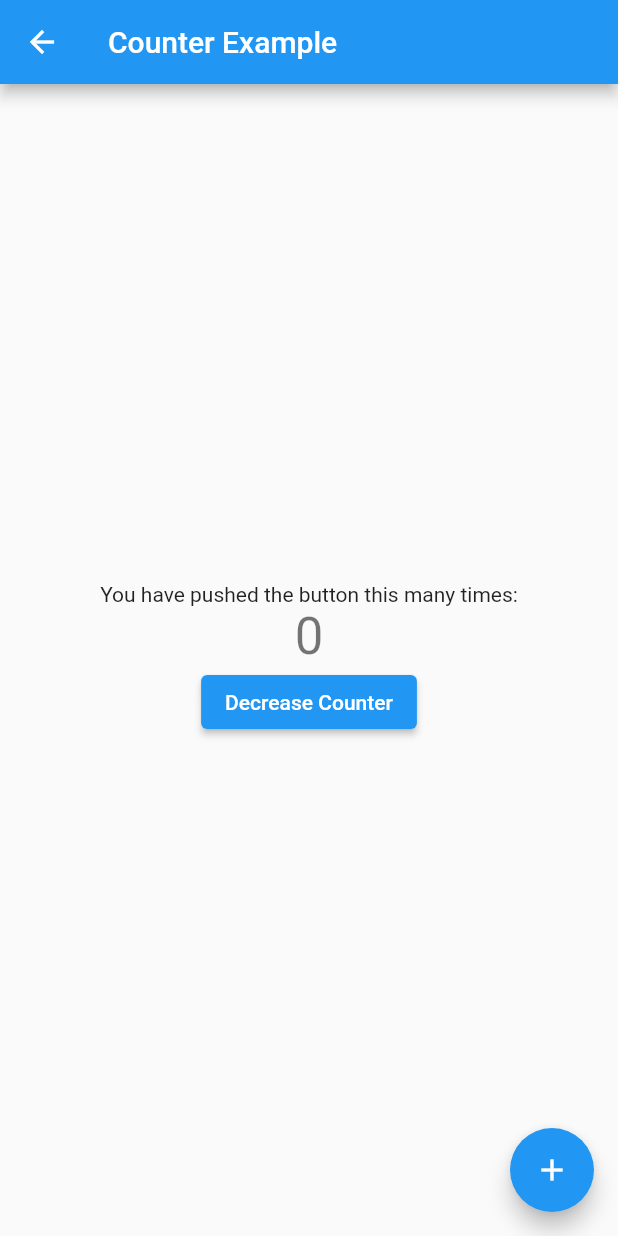
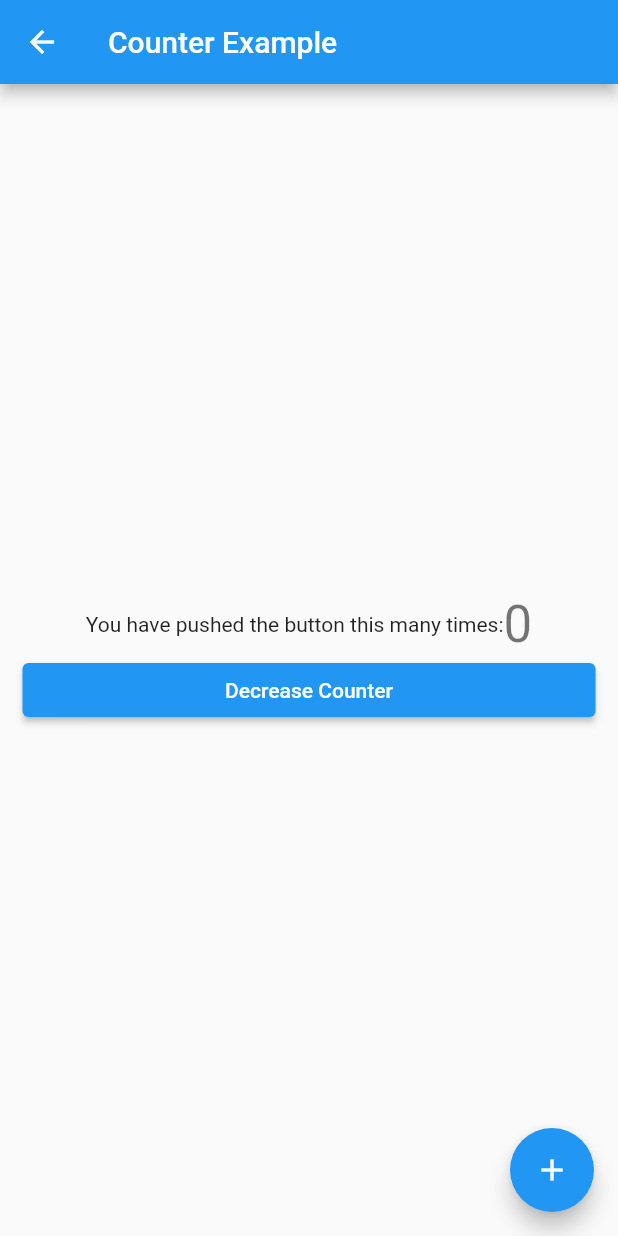
Before and after one commit to gd46/flutter-examples, a Flutter app: the CounterPage screen opened by its route, on a phone screen of 412 x 824 dp. Run offline on Flutter 3.47's test engine with Material 2 defaults, Android fonts, the phone set to English and light mode, and no system bars; our stand-ins replace bloc, flutter_bloc, webview_flutter.

Commit message:
adjust counter page to account for text wrap example

```diff
--- a/lib/pages/counter/counter_page.dart
+++ b/lib/pages/counter/counter_page.dart
@@ -43,9 +43,17 @@ class _CounterPage extends State<CounterPage> {
         title: const Text('Counter Example'),
       ),
       body: Center(
+        child: Container(
+          padding: const EdgeInsets.symmetric(horizontal: 15),
           child: Column(
             mainAxisAlignment: MainAxisAlignment.center,
+            crossAxisAlignment: CrossAxisAlignment.stretch,
             children: <Widget>[
+              Wrap(
+                crossAxisAlignment: WrapCrossAlignment.center,
+                alignment: WrapAlignment
+                    .center, // use spaceBetween here to push text and count to opposite ends
+                children: [
                   const Text(
                     'You have pushed the button this many times:',
                   ),
@@ -53,9 +61,13 @@ class _CounterPage extends State<CounterPage> {
                     builder: (context, state) {
                       return Text(
                         state.counter.toString(),
+                        maxLines: 4,
+                        overflow: TextOverflow.ellipsis,
                         style: Theme.of(context).textTheme.headline4,
                       );
                     },
+                  ),
+                ],
               ),
               ElevatedButton(
                   onPressed: () {
@@ -63,6 +75,7 @@ class _CounterPage extends State<CounterPage> {
                   },
                   child: const Text('Decrease Counter'))
             ],
+          ),
         ),
       ),
       floatingActionButton: FloatingActionButton(
```
Lines whose indentation alone changed are shown as unchanged.
